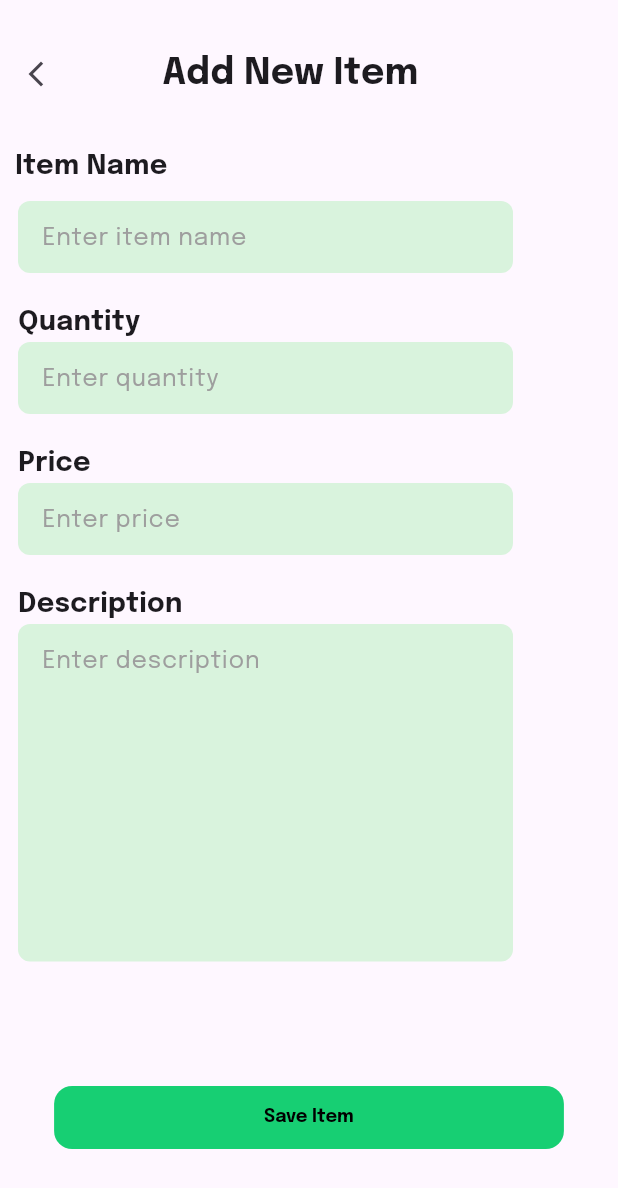
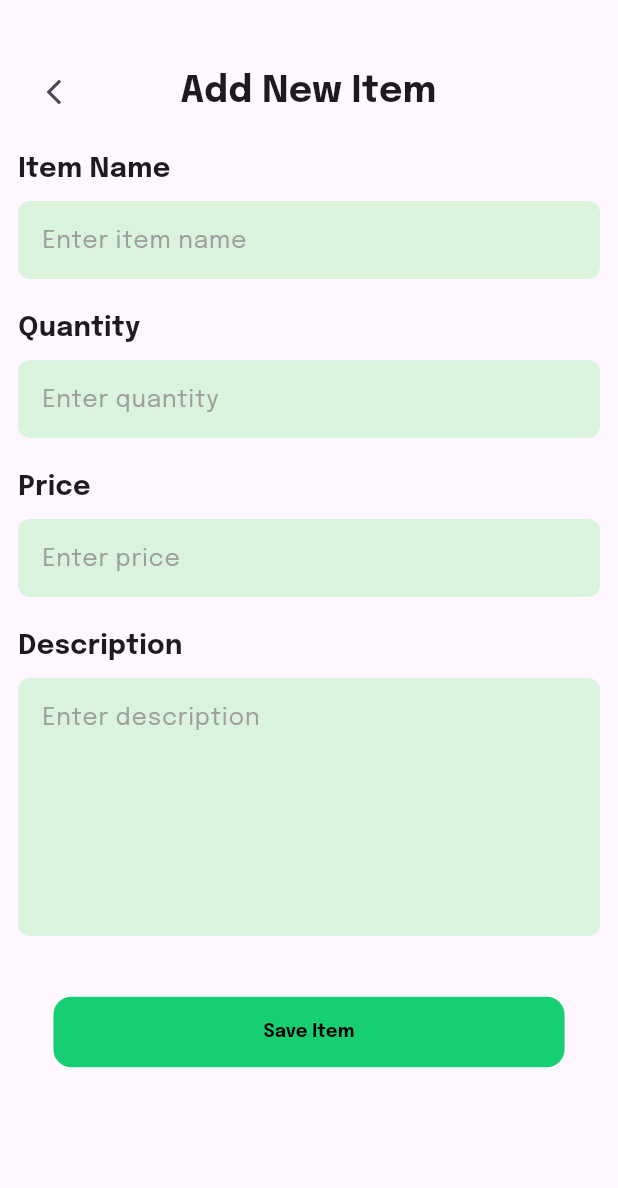
Before and after one commit to Jotham0505/Inventory_Management_App_Flutter, a Flutter app: the screen it shows after launch, item 2 of the bottom bar chosen, on a phone screen of 412 x 824 dp. Shown: the top 1188 px of the screen. Run offline on Flutter 3.47's test engine with Material 3 defaults, Android fonts, the phone set to English and light mode, and no system bars; our stand-ins replace flutter_secure_storage.

Commit message:
add item page connection

```diff
--- a/lib/pages/App_Pages/addItemsPage.dart
+++ b/lib/pages/App_Pages/addItemsPage.dart
@@ -1,4 +1,6 @@
 import 'package:flutter/material.dart';
+import 'package:http/http.dart' as http;
+import 'dart:convert';
 
 class Additemspage extends StatefulWidget {
   const Additemspage({super.key});
@@ -8,29 +10,59 @@ class Additemspage extends StatefulWidget {
 }
 
 class _AdditemspageState extends State<Additemspage> {
+  final TextEditingController itemNameController = TextEditingController();
+  final TextEditingController quantityController = TextEditingController();
+  final TextEditingController priceController = TextEditingController();
+  final TextEditingController descriptionController = TextEditingController();
+
+  final String apiUrl =
+      "http://10.0.2.2:8000/items"; // Adjust if on physical device
+
+  Future<void> addItem() async {
+    final Map<String, dynamic> itemData = {
+      "name": itemNameController.text.trim(),
+      "quantity": int.tryParse(quantityController.text.trim()) ?? 0,
+      "price": double.tryParse(priceController.text.trim()) ?? 0.0,
+      "description": descriptionController.text.trim(),
+    };
+
+    final response = await http.post(
+      Uri.parse(apiUrl),
+      headers: {"Content-Type": "application/json"},
+      body: jsonEncode(itemData),
+    );
+
+    if (response.statusCode == 200 || response.statusCode == 201) {
+      // You can show a success message or navigate back
+      ScaffoldMessenger.of(context).showSnackBar(
+        SnackBar(content: Text("Item added successfully!")),
+      );
+      Navigator.pop(context);
+    } else {
+      ScaffoldMessenger.of(context).showSnackBar(
+        SnackBar(content: Text("Failed to add item")),
+      );
+    }
+  }
+
   @override
   Widget build(BuildContext context) {
     return Scaffold(
       body: SingleChildScrollView(
+        child: Padding(
+          padding: const EdgeInsets.all(12.0),
           child: Column(
-          mainAxisAlignment: MainAxisAlignment.start,
             crossAxisAlignment: CrossAxisAlignment.start,
             children: [
-            SizedBox(
-              height: 25,
-            ),
+              const SizedBox(height: 25),
               Row(
                 children: [
                   IconButton(
-                  icon: Icon(Icons.arrow_back_ios_new, size: 20),
-                  onPressed: () {
-                    Navigator.pop(context);
-                  },
+                    icon: const Icon(Icons.arrow_back_ios_new, size: 20),
+                    onPressed: () => Navigator.pop(context),
                   ),
-                SizedBox(
-                  width: 60,
-                ),
-                Center(
+                  const SizedBox(width: 60),
+                  const Center(
                     child: Text(
                       "Add New Item",
                       style: TextStyle(
@@ -42,165 +74,29 @@ class _AdditemspageState extends State<Additemspage> {
                   ),
                 ],
               ),
-            SizedBox(
-              height: 15,
-            ),
-            Padding(
-              padding: const EdgeInsets.all(10.0),
-              child: Text(
-                "Item Name",
-                style: TextStyle(
-                  fontSize: 18,
-                  fontWeight: FontWeight.bold,
-                  fontFamily: 'Epilogue',
-                ),
-              ),
-            ),
-            Padding(
-              padding: const EdgeInsets.symmetric(horizontal: 12.0),
-              child: Container(
-                width: 330,
-                decoration: BoxDecoration(
-                  color: Color.fromARGB(255, 217, 243, 221),
-                  borderRadius: BorderRadius.circular(8.0),
-                ),
-                child: TextField(
-                  decoration: InputDecoration(
-                    hintText: 'Enter item name',
-                    border: InputBorder.none,
-                    contentPadding: EdgeInsets.symmetric(horizontal: 16.0),
-                    hintStyle: TextStyle(
-                      fontFamily: 'Epilogue',
-                      color: Colors.grey,
-                    ),
-                  ),
-                ),
-              ),
-            ),
-            SizedBox(
-              height: 20,
-            ),
-            Padding(
-              padding: const EdgeInsets.symmetric(horizontal: 12.0),
-              child: Text(
-                "Quantity",
-                style: TextStyle(
-                  fontSize: 18,
-                  fontWeight: FontWeight.bold,
-                  fontFamily: 'Epilogue',
-                ),
-              ),
-            ),
-            Padding(
-              padding: const EdgeInsets.symmetric(horizontal: 12.0),
-              child: Container(
-                width: 330,
-                decoration: BoxDecoration(
-                  color: Color.fromARGB(255, 217, 243, 221),
-                  borderRadius: BorderRadius.circular(8.0),
-                ),
-                child: TextField(
-                  decoration: InputDecoration(
-                    hintText: 'Enter quantity',
-                    border: InputBorder.none,
-                    contentPadding: EdgeInsets.symmetric(horizontal: 16.0),
-                    hintStyle: TextStyle(
-                      fontFamily: 'Epilogue',
-                      color: Colors.grey,
-                    ),
-                  ),
-                ),
-              ),
-            ),
-            SizedBox(
-              height: 20,
-            ),
-            Padding(
-              padding: const EdgeInsets.symmetric(horizontal: 12.0),
-              child: Text(
-                "Price",
-                style: TextStyle(
-                  fontSize: 18,
-                  fontWeight: FontWeight.bold,
-                  fontFamily: 'Epilogue',
-                ),
-              ),
-            ),
-            Padding(
-              padding: const EdgeInsets.symmetric(horizontal: 12.0),
-              child: Container(
-                width: 330,
-                decoration: BoxDecoration(
-                  color: Color.fromARGB(255, 217, 243, 221),
-                  borderRadius: BorderRadius.circular(8.0),
-                ),
-                child: TextField(
-                  decoration: InputDecoration(
-                    hintText: 'Enter price',
-                    border: InputBorder.none,
-                    contentPadding: EdgeInsets.symmetric(horizontal: 16.0),
-                    hintStyle: TextStyle(
-                      fontFamily: 'Epilogue',
-                      color: Colors.grey,
-                    ),
-                  ),
-                ),
-              ),
-            ),
-            SizedBox(
-              height: 20,
-            ),
-            Padding(
-              padding: const EdgeInsets.symmetric(horizontal: 12.0),
-              child: Text(
-                "Description",
-                style: TextStyle(
-                  fontSize: 18,
-                  fontWeight: FontWeight.bold,
-                  fontFamily: 'Epilogue',
-                ),
-              ),
-            ),
-            Padding(
-              padding: const EdgeInsets.symmetric(horizontal: 12.0),
-              child: Container(
-                width: 330,
-                height: 225,
-                decoration: BoxDecoration(
-                  color: Color.fromARGB(255, 217, 243, 221),
-                  borderRadius: BorderRadius.circular(8.0),
-                ),
-                child: TextField(
-                  decoration: InputDecoration(
-                    hintText: 'Enter description',
-                    border: InputBorder.none,
-                    contentPadding: EdgeInsets.symmetric(horizontal: 16.0),
-                    hintStyle: TextStyle(
-                      fontFamily: 'Epilogue',
-                      color: Colors.grey,
-                    ),
-                  ),
-                ),
-              ),
-            ),
-            SizedBox(
-              height: 80,
-            ),
+              const SizedBox(height: 15),
+              buildLabel("Item Name"),
+              buildTextField(itemNameController, "Enter item name"),
+              const SizedBox(height: 20),
+              buildLabel("Quantity"),
+              buildTextField(quantityController, "Enter quantity",
+                  isNumber: true),
+              const SizedBox(height: 20),
+              buildLabel("Price"),
+              buildTextField(priceController, "Enter price", isNumber: true),
+              const SizedBox(height: 20),
+              buildLabel("Description"),
+              buildTextField(descriptionController, "Enter description",
+                  maxLines: 6),
+              const SizedBox(height: 40),
               Center(
                 child: TextButton(
-                onPressed: () async {
-                  // Add your logic to handle the button press here
-                },
+                  onPressed: addItem,
                   style: TextButton.styleFrom(
-                  backgroundColor: Color(0XFF17CF73),
+                    backgroundColor: const Color(0XFF17CF73),
                     foregroundColor: Colors.black,
-                  padding:
-                      const EdgeInsets.symmetric(horizontal: 140, vertical: 15),
-                  textStyle: const TextStyle(
-                    fontSize: 18,
-                    fontWeight: FontWeight.bold,
-                    fontFamily: 'Epilogue',
-                  ),
+                    padding: const EdgeInsets.symmetric(
+                        horizontal: 140, vertical: 15),
                     shape: RoundedRectangleBorder(
                       borderRadius: BorderRadius.circular(12),
                     ),
@@ -218,6 +114,47 @@ class _AdditemspageState extends State<Additemspage> {
             ],
           ),
         ),
+      ),
+    );
+  }
+
+  Widget buildLabel(String text) {
+    return Padding(
+      padding: const EdgeInsets.only(bottom: 8.0),
+      child: Text(
+        text,
+        style: const TextStyle(
+          fontSize: 18,
+          fontWeight: FontWeight.bold,
+          fontFamily: 'Epilogue',
+        ),
+      ),
+    );
+  }
+
+  Widget buildTextField(TextEditingController controller, String hintText,
+      {bool isNumber = false, int maxLines = 1}) {
+    return Container(
+      width: double.infinity,
+      decoration: BoxDecoration(
+        color: const Color.fromARGB(255, 217, 243, 221),
+        borderRadius: BorderRadius.circular(8.0),
+      ),
+      child: TextField(
+        controller: controller,
+        keyboardType: isNumber ? TextInputType.number : TextInputType.text,
+        maxLines: maxLines,
+        decoration: InputDecoration(
+          hintText: hintText,
+          border: InputBorder.none,
+          contentPadding:
+              const EdgeInsets.symmetric(horizontal: 16.0, vertical: 14),
+          hintStyle: const TextStyle(
+            fontFamily: 'Epilogue',
+            color: Colors.grey,
+          ),
+        ),
+      ),
     );
   }
 }
```
Lines whose indentation alone changed are shown as unchanged.
